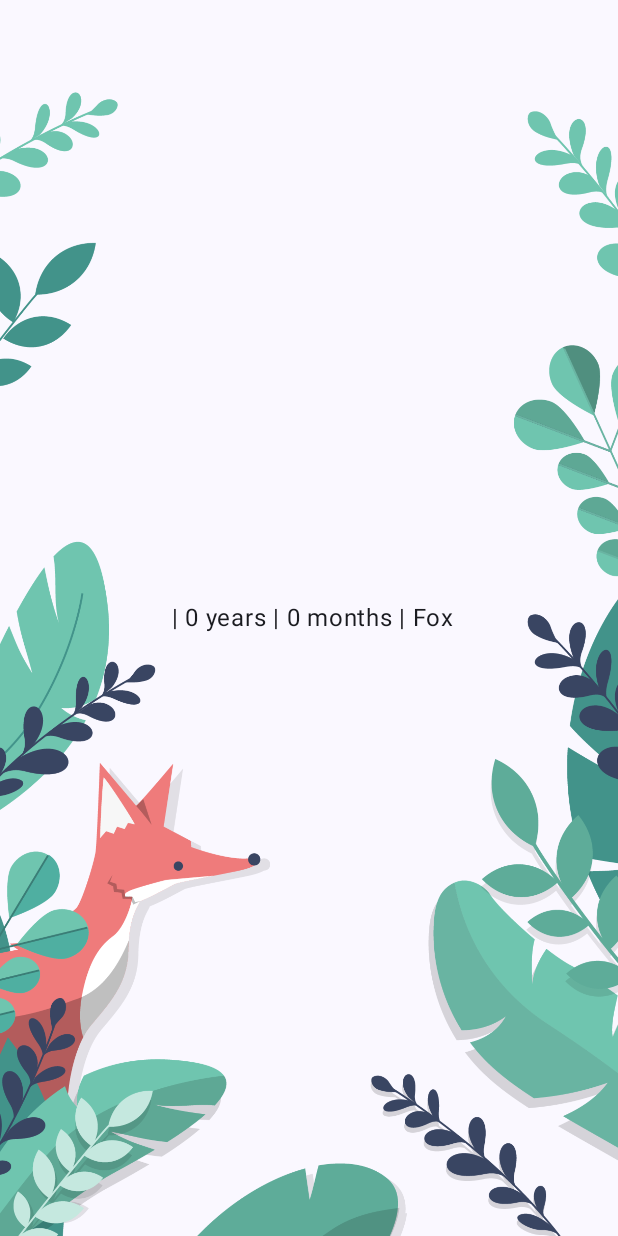
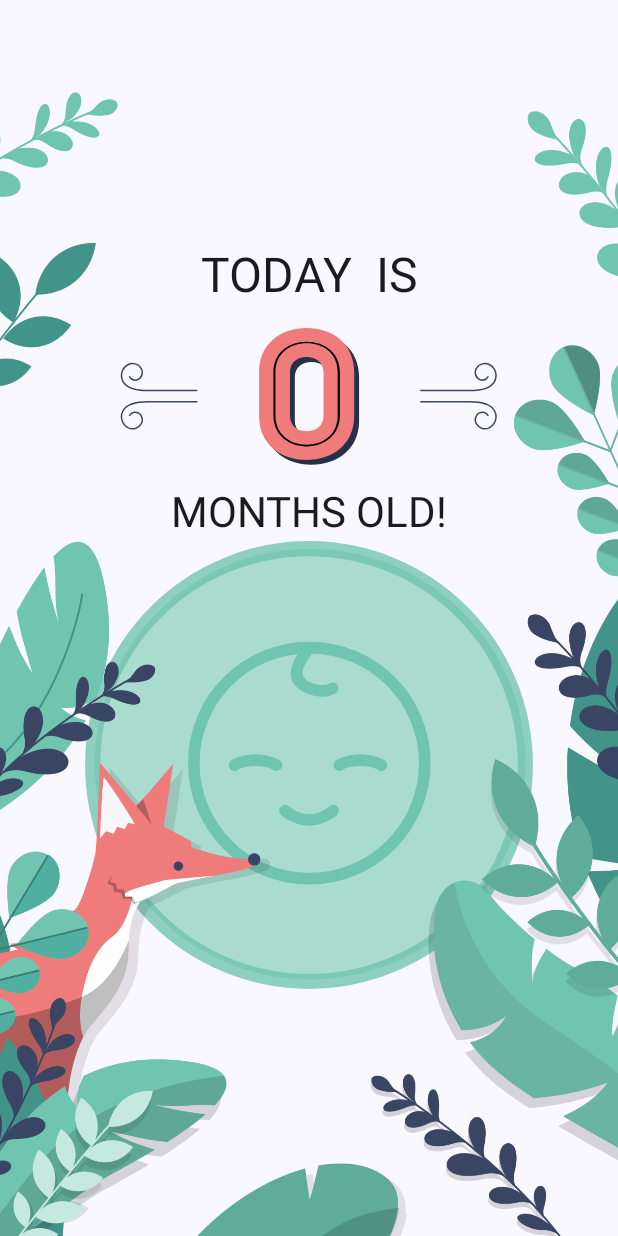
Before and after one commit to lquesadacruz/Nanit_HappyBirthday, an Android app built with Jetpack Compose: the composable BirthdayCardDetailsScreen called with empty values, on a phone screen of 412 x 824 dp. Run offline under Robolectric (Android 15) with nearby library versions, the light colour scheme and no system bars.

Commit message:
Added first version of the birthday card

```diff
--- a/app/src/main/java/com/example/nanit_hb/core/ui/images/LocalImages.kt
+++ b/app/src/main/java/com/example/nanit_hb/core/ui/images/LocalImages.kt
@@ -1,3 +1,20 @@
 package com.example.nanit_hb.core.ui.images
 
-object LocalImages
+object LocalImages {
+  val numbers =
+      mapOf(
+          0 to Number0,
+          1 to Number1,
+          2 to Number2,
+          3 to Number3,
+          4 to Number4,
+          5 to Number5,
+          6 to Number6,
+          7 to Number7,
+          8 to Number8,
+          9 to Number9,
+          10 to Number10,
+          11 to Number11,
+          12 to Number12,
+      )
+}
--- a/app/src/main/java/com/example/nanit_hb/features/showCard/ui/BirthdayCardDetailsScreen.kt
+++ b/app/src/main/java/com/example/nanit_hb/features/showCard/ui/BirthdayCardDetailsScreen.kt
@@ -1,29 +1,83 @@
 package com.example.nanit_hb.features.showCard.ui
 
 import androidx.compose.foundation.Image
+import androidx.compose.foundation.layout.Arrangement
 import androidx.compose.foundation.layout.Box
+import androidx.compose.foundation.layout.Column
+import androidx.compose.foundation.layout.Row
 import androidx.compose.foundation.layout.fillMaxSize
+import androidx.compose.foundation.layout.size
+import androidx.compose.material3.MaterialTheme
 import androidx.compose.material3.Text
 import androidx.compose.runtime.Composable
 import androidx.compose.ui.Alignment
 import androidx.compose.ui.Modifier
 import androidx.compose.ui.layout.ContentScale
 import androidx.compose.ui.res.painterResource
+import androidx.compose.ui.text.style.TextAlign
+import androidx.compose.ui.unit.dp
+import com.example.nanit_hb.core.ui.images.LeftSwirls
+import com.example.nanit_hb.core.ui.images.LocalImages
+import com.example.nanit_hb.core.ui.images.RightSwirls
 import com.example.nanit_hb.features.showCard.domain.BirthdayCardTheme
-import com.example.nanit_hb.features.showCard.util.toDrawableResourceId
+import com.example.nanit_hb.features.showCard.util.toBackgroundResourceId
+import com.example.nanit_hb.features.showCard.util.toLargeImageVector
+import com.example.nanit_hb.features.showCard.util.toNumberImageVector
 
 @Composable
 fun BirthdayCardDetailsScreen(name: String, years: Int, months: Int, theme: BirthdayCardTheme) {
-  Box(modifier = Modifier.fillMaxSize()) {
-    Image(
-        painter = painterResource(id = theme.toDrawableResourceId()),
-        contentDescription = null,
-        contentScale = ContentScale.Crop,
-        modifier = Modifier.fillMaxSize())
+  Box(modifier = Modifier.fillMaxSize(), contentAlignment = Alignment.Center) {
+    Column(
+        horizontalAlignment = Alignment.CenterHorizontally,
+        verticalArrangement = Arrangement.Center) {
+          Text(
+              "TODAY ${name.uppercase()} IS",
+              textAlign = TextAlign.Center,
+              maxLines = 2,
+              softWrap = true,
+              style = MaterialTheme.typography.headlineLarge)
+          Row(
+              verticalAlignment = Alignment.CenterVertically,
+              horizontalArrangement = Arrangement.Center) {
+                Image(
+                    imageVector = LocalImages.LeftSwirls,
+                    contentDescription = null,
+                    contentScale = ContentScale.None,
+                    modifier = Modifier.size(80.dp),
+                )
+                Image(
+                    imageVector = (if (years > 0) years else months).toNumberImageVector()!!,
+                    contentDescription = null,
+                    contentScale = ContentScale.None,
+                    modifier = Modifier.size(120.dp),
+                )
+                Image(
+                    imageVector = LocalImages.RightSwirls,
+                    contentDescription = null,
+                    contentScale = ContentScale.None,
+                    modifier = Modifier.size(80.dp),
+                )
+              }
+          Text(
+              "${if (years > 0) "YEARS" else "MONTHS"} OLD!",
+              textAlign = TextAlign.Center,
+              style = MaterialTheme.typography.headlineMedium)
+          Image(
+              imageVector = theme.toLargeImageVector(),
+              contentDescription = null,
+              contentScale = ContentScale.Crop,
+              modifier = Modifier.size(300.dp),
+          )
+        }
 
-    // Add your content here
     Box(modifier = Modifier.align(Alignment.Center)) {
-      Text("$name | $years years | $months months | $theme")
+      Image(
+          painter = painterResource(id = theme.toBackgroundResourceId()),
+          contentDescription = null,
+          contentScale = ContentScale.Crop,
+          modifier = Modifier.fillMaxSize(),
+      )
+      //      Text("$name | $years years | $months months | $theme")
     }
   }
 }
--- a/app/src/main/java/com/example/nanit_hb/features/showCard/util/Extensions.kt
+++ b/app/src/main/java/com/example/nanit_hb/features/showCard/util/Extensions.kt
@@ -2,6 +2,9 @@ package com.example.nanit_hb.features.showCard.util
 
 import androidx.compose.ui.graphics.vector.ImageVector
 import com.example.nanit_hb.R
+import com.example.nanit_hb.core.ui.images.LargeElephant
+import com.example.nanit_hb.core.ui.images.LargeFox
+import com.example.nanit_hb.core.ui.images.LargePelican
 import com.example.nanit_hb.core.ui.images.LocalImages
 import com.example.nanit_hb.core.ui.images.SmallElephant
 import com.example.nanit_hb.core.ui.images.SmallFox
@@ -16,10 +19,20 @@ fun BirthdayCardTheme.toSmallImageVector(): ImageVector {
   }
 }
 
-fun BirthdayCardTheme.toDrawableResourceId(): Int {
+fun BirthdayCardTheme.toBackgroundResourceId(): Int {
   return when (this) {
     BirthdayCardTheme.Fox -> R.drawable.bg_fox
     BirthdayCardTheme.Elephant -> R.drawable.bg_elephant
     BirthdayCardTheme.Pelican -> R.drawable.bg_pelican
   }
 }
+
+fun BirthdayCardTheme.toLargeImageVector(): ImageVector {
+  return when (this) {
+    BirthdayCardTheme.Fox -> LocalImages.LargeFox
+    BirthdayCardTheme.Elephant -> LocalImages.LargeElephant
+    BirthdayCardTheme.Pelican -> LocalImages.LargePelican
+  }
+}
+
+fun Int.toNumberImageVector(): ImageVector? = LocalImages.numbers[this]
```
